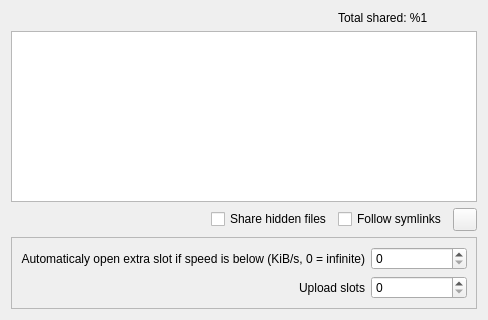
The window that eiskaltdcpp/ui/UISettingsSharing.ui (eiskaltdcpp/eiskaltdcpp) describes before a commit, drawn with Qt 5.
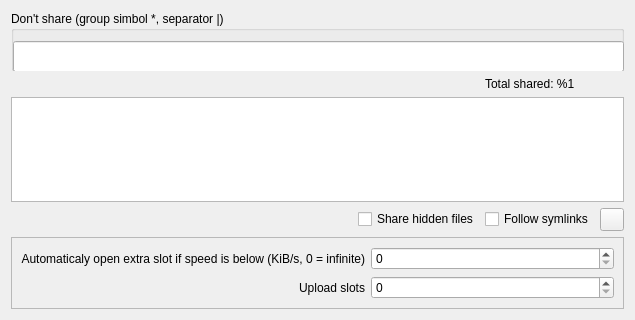
The same window after the commit.

Diff of the .ui file:
```diff
--- a/eiskaltdcpp/ui/UISettingsSharing.ui
+++ b/eiskaltdcpp/ui/UISettingsSharing.ui
@@ -6,7 +6,7 @@
    <rect>
     <x>0</x>
     <y>0</y>
-    <width>488</width>
+    <width>635</width>
     <height>320</height>
    </rect>
   </property>
@@ -14,28 +14,28 @@
    <string>Form</string>
   </property>
   <layout class="QGridLayout" name="gridLayout">
-   <item row="3" column="2">
+   <item row="5" column="2">
     <widget class="QCheckBox" name="checkBox_SHAREHIDDEN">
      <property name="text">
       <string>Share hidden files</string>
      </property>
     </widget>
    </item>
-   <item row="3" column="3">
+   <item row="5" column="3">
     <widget class="QCheckBox" name="checkBox_FOLLOW">
      <property name="text">
       <string>Follow symlinks</string>
      </property>
     </widget>
    </item>
-   <item row="3" column="4">
+   <item row="5" column="4">
     <widget class="QToolButton" name="toolButton_RECREATE">
      <property name="text">
       <string/>
      </property>
     </widget>
    </item>
-   <item row="3" column="1">
+   <item row="5" column="1">
     <spacer name="horizontalSpacer">
      <property name="orientation">
       <enum>Qt::Horizontal</enum>
@@ -48,7 +48,7 @@
      </property>
     </spacer>
    </item>
-   <item row="4" column="1" colspan="4">
+   <item row="6" column="1" colspan="4">
     <widget class="QFrame" name="frame">
      <property name="frameShape">
       <enum>QFrame::StyledPanel</enum>
@@ -86,16 +86,51 @@
      </layout>
     </widget>
    </item>
-   <item row="0" column="3" colspan="2">
+   <item row="3" column="1" colspan="4">
+    <widget class="QTreeView" name="treeView"/>
+   </item>
+   <item row="0" column="1" rowspan="2" colspan="4">
+    <widget class="QGroupBox" name="groupBox">
+     <property name="sizePolicy">
+      <sizepolicy hsizetype="Expanding" vsizetype="Fixed">
+       <horstretch>0</horstretch>
+       <verstretch>0</verstretch>
+      </sizepolicy>
+     </property>
+     <property name="minimumSize">
+      <size>
+       <width>0</width>
+       <height>60</height>
+      </size>
+     </property>
+     <property name="title">
+      <string>Don't share (group simbol *, separator |)</string>
+     </property>
+     <widget class="QLineEdit" name="lineEdit_SKIPLIST">
+      <property name="geometry">
+       <rect>
+        <x>2</x>
+        <y>30</y>
+        <width>611</width>
+        <height>31</height>
+       </rect>
+      </property>
+      <property name="sizePolicy">
+       <sizepolicy hsizetype="Expanding" vsizetype="MinimumExpanding">
+        <horstretch>0</horstretch>
+        <verstretch>0</verstretch>
+       </sizepolicy>
+      </property>
+     </widget>
+    </widget>
+   </item>
+   <item row="2" column="3">
     <widget class="QLabel" name="label_TOTALSHARED">
      <property name="text">
       <string>Total shared: %1</string>
      </property>
     </widget>
    </item>
-   <item row="1" column="1" colspan="4">
-    <widget class="QTreeView" name="treeView"/>
-   </item>
   </layout>
  </widget>
  <resources/>
```
